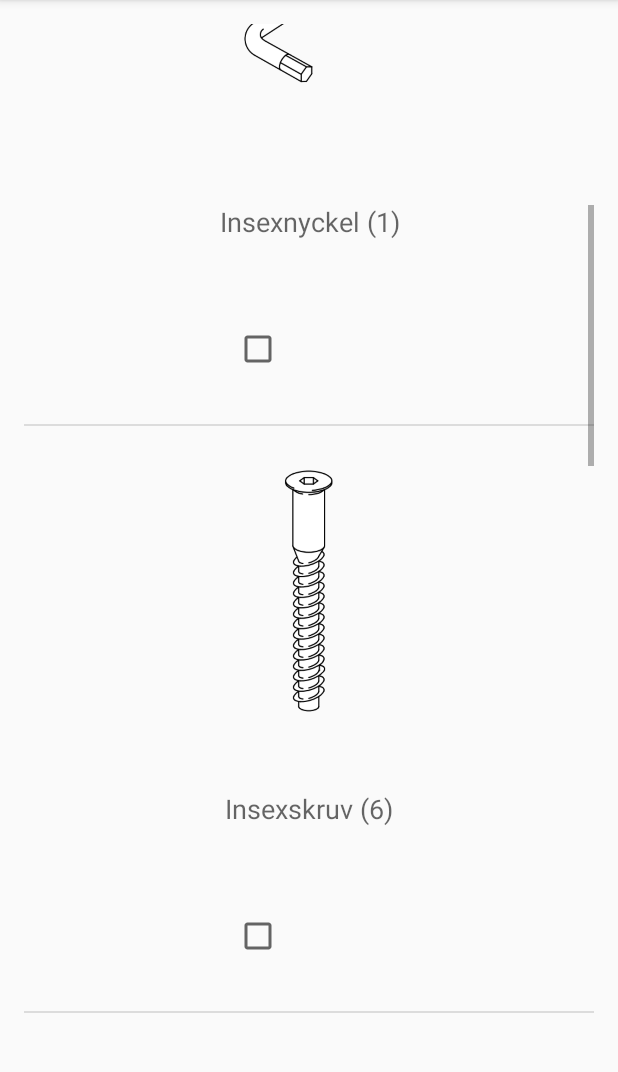
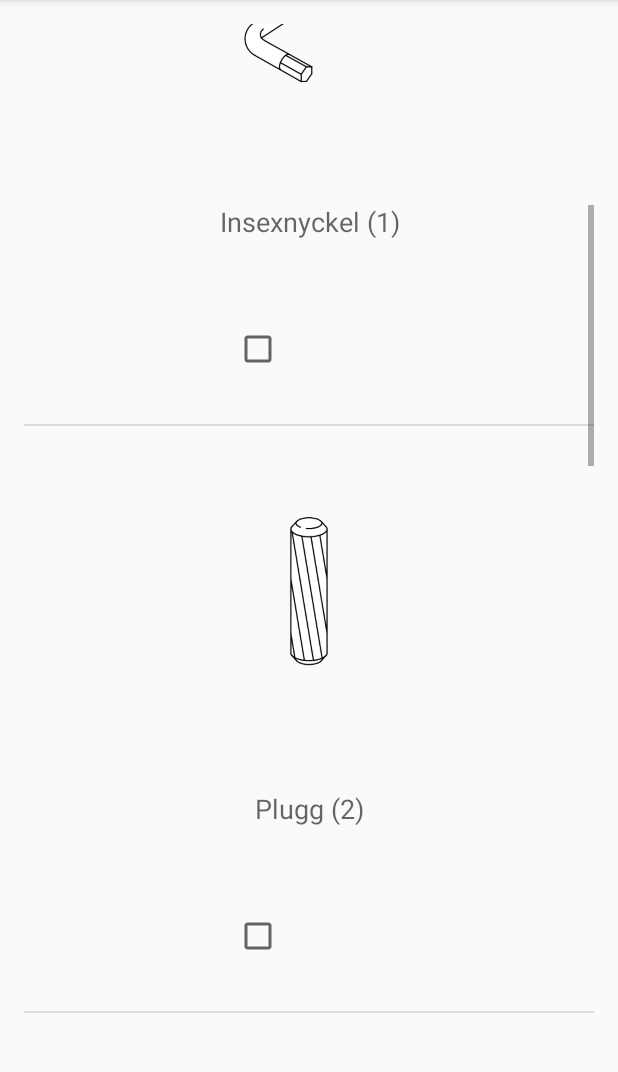
Before and after one commit to alexceder/stolbygge, an Android app: the screen it shows after launch (MainActivity), scrolled down 514 dp, on a phone screen of 412 x 824 dp, the part 84-1156 px from its top. Run offline under Robolectric (Android 15) with nearby library versions, the phone set to English and light mode, and no system bars.

Commit message:
listview bug fix

```diff
--- a/app/src/main/java/se/stolbygge/stolbygge/MainActivity.java
+++ b/app/src/main/java/se/stolbygge/stolbygge/MainActivity.java
@@ -22,7 +22,6 @@ public class MainActivity extends ActionBarActivity {
         super.onCreate(savedInstanceState);
         setContentView(R.layout.activity_main);
 
-        Log.d("*******","*******************");
         onCreateProductList();
     }
 
@@ -52,7 +51,7 @@ public class MainActivity extends ActionBarActivity {
     public boolean onCreateProductList(){
 
         parts = new ArrayList<Part>();
-        adapter = new PartListAdapter(this);
+        adapter = new PartListAdapter(this,R.layout.part_list_item, parts);
 
         parts.add(new Part("Insexskruv", "1", "insexskruv",6));
         parts.add(new Part("Insexnyckel", "1", "insexnyckel", 1));
--- a/app/src/main/java/se/stolbygge/stolbygge/PartListAdapter.java
+++ b/app/src/main/java/se/stolbygge/stolbygge/PartListAdapter.java
@@ -1,26 +1,24 @@
 package se.stolbygge.stolbygge;
 
 import android.content.Context;
-import android.content.res.Resources;
-import android.net.Uri;
-import android.util.Log;
 import android.view.LayoutInflater;
 import android.view.View;
 import android.view.ViewGroup;
-import android.widget.BaseAdapter;
+import android.widget.ArrayAdapter;
 import android.widget.ImageView;
 import android.widget.TextView;
 
 import java.util.ArrayList;
-import java.util.ResourceBundle;
 
-public class PartListAdapter extends BaseAdapter {
+public class PartListAdapter extends ArrayAdapter<Part> {
 
     private Context context;
     private ArrayList<Part> parts;
 
-    public PartListAdapter(Context context) {
+    public PartListAdapter(Context context, int resource, ArrayList<Part> parts) {
+        super(context, resource, parts);
         this.context = context;
+        this.parts = parts;
     }
 
     @Override
@@ -45,24 +43,23 @@ public class PartListAdapter extends BaseAdapter {
     @Override
     public View getView(final int position, View convertView, final ViewGroup parent) {
 
+        Part currentPart = parts.get(position);
+        View view;
 
+        if(convertView == null) {
+            view = LayoutInflater.from(context).inflate(R.layout.part_list_item,null);
 
-        Part currentPart = parts.get(position);
-
-        View view;
-        if(convertView == null) {
-            Log.d("*** position:",Integer.toString(position) + "   " + parts.get(position).getName());
-            view = LayoutInflater.from(context).inflate(R.layout.part_list_item,null);
-            ImageView img = (ImageView) view.findViewById(R.id.imageView);
-
-            int id = context.getResources().getIdentifier(currentPart.getImgName(), "drawable", context.getPackageName());
-            img.setImageResource(id);
-            TextView text = (TextView) view.findViewById(R.id.textView);
-            text.setText(currentPart.getName() + " (" + Integer.toString(currentPart.getAmount()) + ")");
         } else {
             view = convertView;
         }
 
+        ImageView img = (ImageView) view.findViewById(R.id.imageView);
+        int id = context.getResources().getIdentifier(currentPart.getImgName(), "drawable", context.getPackageName());
+        img.setImageResource(id);
+
+        TextView text = (TextView) view.findViewById(R.id.textView);
+        text.setText(currentPart.getName() + " (" + Integer.toString(currentPart.getAmount()) + ")");
+
         return view;
     }
 }
```
